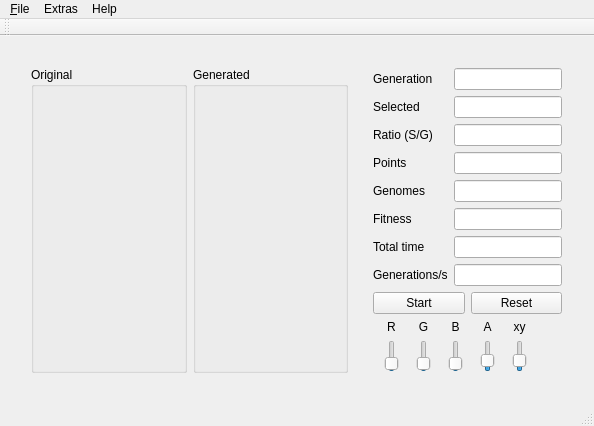
First picture: the form in mainwindow.ui, repository superkartoffel/evo-cubist, before the edit.
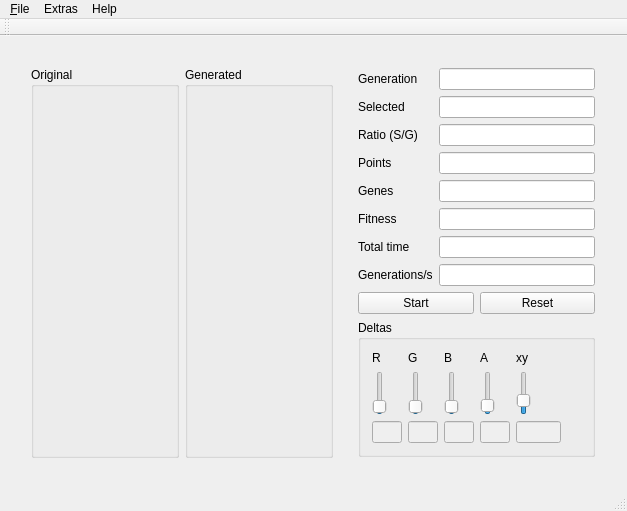
Second picture: the form after the edit. Icons and pictures are not drawn.

```diff
--- a/mainwindow.ui
+++ b/mainwindow.ui
@@ -6,8 +6,8 @@
    <rect>
     <x>0</x>
     <y>0</y>
-    <width>594</width>
-    <height>393</height>
+    <width>627</width>
+    <height>511</height>
    </rect>
   </property>
   <property name="windowTitle">
@@ -140,7 +140,7 @@
             <item row="4" column="0">
              <widget class="QLabel" name="label_4">
               <property name="text">
-               <string>Genomes</string>
+               <string>Genes</string>
               </property>
              </widget>
             </item>
@@ -277,12 +277,34 @@
            </layout>
           </item>
           <item>
-           <layout class="QGridLayout" name="gridLayout_2" rowstretch="0,0">
+           <widget class="QGroupBox" name="groupBox">
+            <property name="sizePolicy">
+             <sizepolicy hsizetype="Preferred" vsizetype="Preferred">
+              <horstretch>0</horstretch>
+              <verstretch>0</verstretch>
+             </sizepolicy>
+            </property>
+            <property name="title">
+             <string>Deltas</string>
+            </property>
+            <layout class="QGridLayout" name="gridLayout_3">
+             <item row="0" column="0">
+              <layout class="QGridLayout" name="gridLayout_2" rowstretch="0,0,0">
             <property name="margin">
              <number>0</number>
             </property>
-            <item row="1" column="4">
-             <widget class="QSlider" name="alphaSlider">
+               <item row="0" column="0">
+                <widget class="QLabel" name="label_6">
+                 <property name="text">
+                  <string>R</string>
+                 </property>
+                 <property name="alignment">
+                  <set>Qt::AlignLeading|Qt::AlignLeft|Qt::AlignVCenter</set>
+                 </property>
+                </widget>
+               </item>
+               <item row="1" column="0">
+                <widget class="QSlider" name="redSlider">
               <property name="sizePolicy">
                <sizepolicy hsizetype="Fixed" vsizetype="MinimumExpanding">
                 <horstretch>0</horstretch>
@@ -299,20 +321,52 @@
                <string>alpha delta (for min/max see options)</string>
               </property>
               <property name="minimum">
-               <number>10</number>
+                  <number>0</number>
               </property>
               <property name="maximum">
-               <number>50</number>
+                  <number>255</number>
               </property>
               <property name="value">
-               <number>20</number>
+                  <number>10</number>
               </property>
               <property name="orientation">
                <enum>Qt::Vertical</enum>
               </property>
              </widget>
             </item>
-            <item row="1" column="2">
+               <item row="2" column="0">
+                <widget class="QLineEdit" name="rLineEdit">
+                 <property name="enabled">
+                  <bool>false</bool>
+                 </property>
+                 <property name="sizePolicy">
+                  <sizepolicy hsizetype="Preferred" vsizetype="Fixed">
+                   <horstretch>0</horstretch>
+                   <verstretch>0</verstretch>
+                  </sizepolicy>
+                 </property>
+                 <property name="maximumSize">
+                  <size>
+                   <width>30</width>
+                   <height>16777215</height>
+                  </size>
+                 </property>
+                 <property name="alignment">
+                  <set>Qt::AlignLeading|Qt::AlignLeft|Qt::AlignVCenter</set>
+                 </property>
+                </widget>
+               </item>
+               <item row="0" column="1">
+                <widget class="QLabel" name="label_7">
+                 <property name="text">
+                  <string>G</string>
+                 </property>
+                 <property name="alignment">
+                  <set>Qt::AlignLeading|Qt::AlignLeft|Qt::AlignVCenter</set>
+                 </property>
+                </widget>
+               </item>
+               <item row="1" column="1">
              <widget class="QSlider" name="greenSlider">
               <property name="sizePolicy">
                <sizepolicy hsizetype="Fixed" vsizetype="MinimumExpanding">
@@ -330,7 +384,7 @@
                <string>green delta [0..255]</string>
               </property>
               <property name="minimum">
-               <number>1</number>
+                  <number>0</number>
               </property>
               <property name="maximum">
                <number>255</number>
@@ -343,71 +397,39 @@
               </property>
              </widget>
             </item>
-            <item row="0" column="3">
+               <item row="2" column="1">
+                <widget class="QLineEdit" name="gLineEdit">
+                 <property name="enabled">
+                  <bool>false</bool>
+                 </property>
+                 <property name="sizePolicy">
+                  <sizepolicy hsizetype="Preferred" vsizetype="Fixed">
+                   <horstretch>0</horstretch>
+                   <verstretch>0</verstretch>
+                  </sizepolicy>
+                 </property>
+                 <property name="maximumSize">
+                  <size>
+                   <width>30</width>
+                   <height>16777215</height>
+                  </size>
+                 </property>
+                 <property name="alignment">
+                  <set>Qt::AlignLeading|Qt::AlignLeft|Qt::AlignVCenter</set>
+                 </property>
+                </widget>
+               </item>
+               <item row="0" column="2">
              <widget class="QLabel" name="label_8">
               <property name="text">
                <string>B</string>
               </property>
               <property name="alignment">
-               <set>Qt::AlignCenter</set>
+                  <set>Qt::AlignLeading|Qt::AlignLeft|Qt::AlignVCenter</set>
               </property>
              </widget>
             </item>
-            <item row="1" column="1">
-             <widget class="QSlider" name="redSlider">
-              <property name="sizePolicy">
-               <sizepolicy hsizetype="Fixed" vsizetype="MinimumExpanding">
-                <horstretch>0</horstretch>
-                <verstretch>0</verstretch>
-               </sizepolicy>
-              </property>
-              <property name="minimumSize">
-               <size>
-                <width>0</width>
-                <height>32</height>
-               </size>
-              </property>
-              <property name="toolTip">
-               <string>red delta [0..255]</string>
-              </property>
-              <property name="minimum">
-               <number>1</number>
-              </property>
-              <property name="maximum">
-               <number>255</number>
-              </property>
-              <property name="value">
-               <number>10</number>
-              </property>
-              <property name="orientation">
-               <enum>Qt::Vertical</enum>
-              </property>
-             </widget>
-            </item>
-            <item row="1" column="6">
-             <spacer name="verticalSpacer_2">
-              <property name="orientation">
-               <enum>Qt::Vertical</enum>
-              </property>
-              <property name="sizeHint" stdset="0">
-               <size>
-                <width>20</width>
-                <height>40</height>
-               </size>
-              </property>
-             </spacer>
-            </item>
-            <item row="0" column="4">
-             <widget class="QLabel" name="label_10">
-              <property name="text">
-               <string>A</string>
-              </property>
-              <property name="alignment">
-               <set>Qt::AlignCenter</set>
-              </property>
-             </widget>
-            </item>
-            <item row="1" column="3">
+               <item row="1" column="2">
              <widget class="QSlider" name="blueSlider">
               <property name="sizePolicy">
                <sizepolicy hsizetype="Fixed" vsizetype="MinimumExpanding">
@@ -425,7 +447,7 @@
                <string>blue delta [0..255]</string>
               </property>
               <property name="minimum">
-               <number>1</number>
+                  <number>0</number>
               </property>
               <property name="maximum">
                <number>255</number>
@@ -438,27 +460,102 @@
               </property>
              </widget>
             </item>
-            <item row="0" column="1">
-             <widget class="QLabel" name="label_6">
+               <item row="2" column="2">
+                <widget class="QLineEdit" name="bLineEdit">
+                 <property name="enabled">
+                  <bool>false</bool>
+                 </property>
+                 <property name="sizePolicy">
+                  <sizepolicy hsizetype="Preferred" vsizetype="Fixed">
+                   <horstretch>0</horstretch>
+                   <verstretch>0</verstretch>
+                  </sizepolicy>
+                 </property>
+                 <property name="maximumSize">
+                  <size>
+                   <width>30</width>
+                   <height>16777215</height>
+                  </size>
+                 </property>
+                 <property name="alignment">
+                  <set>Qt::AlignLeading|Qt::AlignLeft|Qt::AlignVCenter</set>
+                 </property>
+                </widget>
+               </item>
+               <item row="2" column="3">
+                <widget class="QLineEdit" name="aLineEdit">
+                 <property name="enabled">
+                  <bool>false</bool>
+                 </property>
+                 <property name="sizePolicy">
+                  <sizepolicy hsizetype="Preferred" vsizetype="Fixed">
+                   <horstretch>0</horstretch>
+                   <verstretch>0</verstretch>
+                  </sizepolicy>
+                 </property>
+                 <property name="maximumSize">
+                  <size>
+                   <width>30</width>
+                   <height>16777215</height>
+                  </size>
+                 </property>
+                 <property name="alignment">
+                  <set>Qt::AlignLeading|Qt::AlignLeft|Qt::AlignVCenter</set>
+                 </property>
+                </widget>
+               </item>
+               <item row="1" column="3">
+                <widget class="QSlider" name="alphaSlider">
+                 <property name="sizePolicy">
+                  <sizepolicy hsizetype="Fixed" vsizetype="MinimumExpanding">
+                   <horstretch>0</horstretch>
+                   <verstretch>0</verstretch>
+                  </sizepolicy>
+                 </property>
+                 <property name="minimumSize">
+                  <size>
+                   <width>0</width>
+                   <height>32</height>
+                  </size>
+                 </property>
+                 <property name="toolTip">
+                  <string>alpha delta (for min/max see options)</string>
+                 </property>
+                 <property name="minimum">
+                  <number>0</number>
+                 </property>
+                 <property name="maximum">
+                  <number>255</number>
+                 </property>
+                 <property name="value">
+                  <number>20</number>
+                 </property>
+                 <property name="orientation">
+                  <enum>Qt::Vertical</enum>
+                 </property>
+                </widget>
+               </item>
+               <item row="0" column="3">
+                <widget class="QLabel" name="label_10">
               <property name="text">
-               <string>R</string>
+                  <string>A</string>
               </property>
               <property name="alignment">
-               <set>Qt::AlignCenter</set>
+                  <set>Qt::AlignLeading|Qt::AlignLeft|Qt::AlignVCenter</set>
               </property>
              </widget>
             </item>
-            <item row="0" column="2">
-             <widget class="QLabel" name="label_7">
+               <item row="0" column="4">
+                <widget class="QLabel" name="label_9">
               <property name="text">
-               <string>G</string>
+                  <string>xy</string>
               </property>
               <property name="alignment">
-               <set>Qt::AlignCenter</set>
+                  <set>Qt::AlignLeading|Qt::AlignLeft|Qt::AlignVCenter</set>
               </property>
              </widget>
             </item>
-            <item row="1" column="5">
+               <item row="1" column="4">
              <widget class="QSlider" name="xySlider">
               <property name="sizePolicy">
                <sizepolicy hsizetype="Fixed" vsizetype="MinimumExpanding">
@@ -495,17 +592,51 @@
               </property>
              </widget>
             </item>
-            <item row="0" column="5">
-             <widget class="QLabel" name="label_9">
-              <property name="text">
-               <string>xy</string>
+               <item row="2" column="4">
+                <widget class="QLineEdit" name="xyLineEdit">
+                 <property name="enabled">
+                  <bool>false</bool>
+                 </property>
+                 <property name="sizePolicy">
+                  <sizepolicy hsizetype="Preferred" vsizetype="Fixed">
+                   <horstretch>0</horstretch>
+                   <verstretch>0</verstretch>
+                  </sizepolicy>
+                 </property>
+                 <property name="minimumSize">
+                  <size>
+                   <width>45</width>
+                   <height>0</height>
+                  </size>
+                 </property>
+                 <property name="maximumSize">
+                  <size>
+                   <width>30</width>
+                   <height>16777215</height>
+                  </size>
               </property>
               <property name="alignment">
-               <set>Qt::AlignCenter</set>
+                  <set>Qt::AlignLeading|Qt::AlignLeft|Qt::AlignVCenter</set>
               </property>
              </widget>
             </item>
-           </layout>
+               <item row="1" column="5">
+                <spacer name="verticalSpacer_2">
+                 <property name="orientation">
+                  <enum>Qt::Vertical</enum>
+                 </property>
+                 <property name="sizeHint" stdset="0">
+                  <size>
+                   <width>20</width>
+                   <height>40</height>
+                  </size>
+                 </property>
+                </spacer>
+               </item>
+              </layout>
+             </item>
+            </layout>
+           </widget>
           </item>
           <item>
            <spacer name="verticalSpacer">
@@ -533,7 +664,7 @@
     <rect>
      <x>0</x>
      <y>0</y>
-     <width>594</width>
+     <width>627</width>
      <height>21</height>
     </rect>
    </property>
```
Left out of the diff: 2 changed lines with no effect on the pictures. Lines whose indentation alone changed are shown as unchanged.
